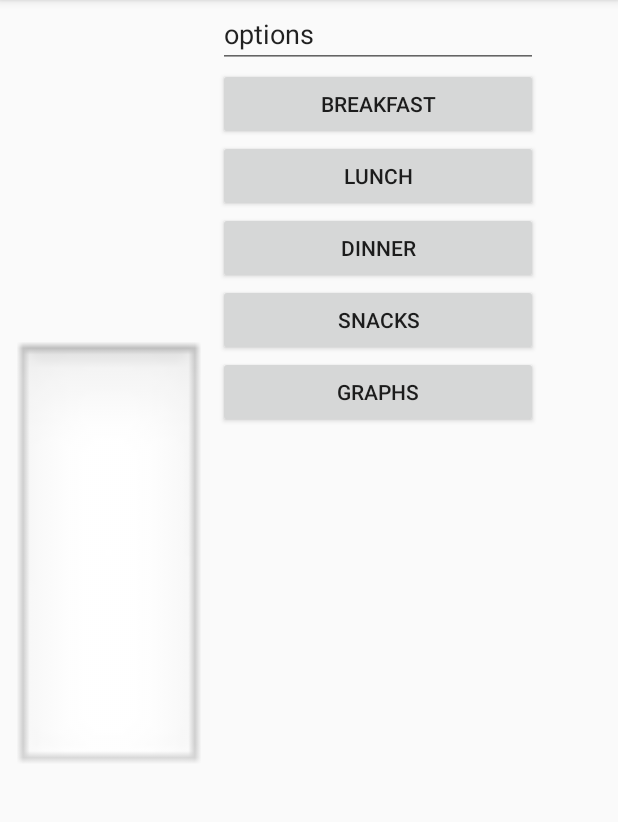
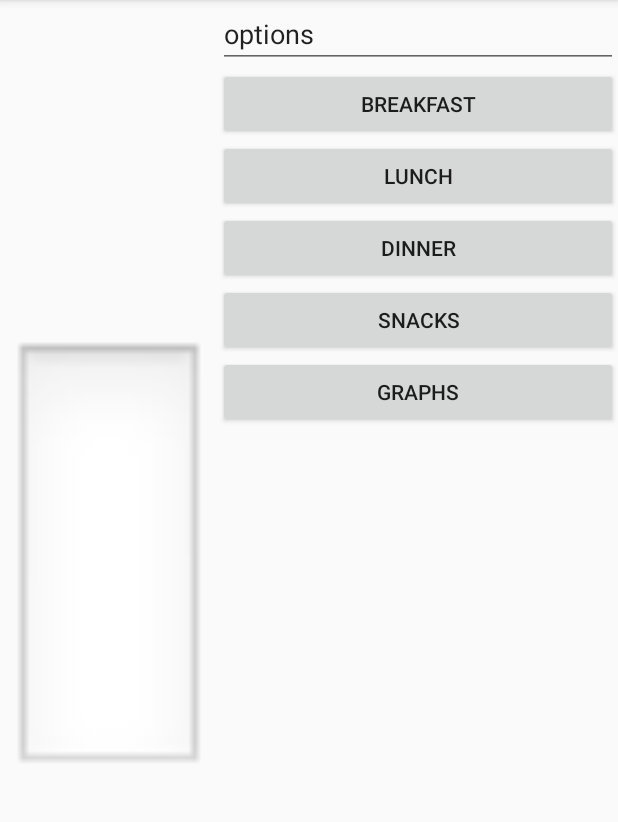
Before and after one commit to KleoG/FitnessAppClone, an Android app: the screen it shows after launch (MainActivity), on a phone screen of 412 x 824 dp, the part 84-906 px from its top. Run offline under Robolectric (Android 15) with nearby library versions, the phone set to English and light mode, and no system bars.

Commit message:
changed table layout to linear layout

```diff
--- a/app/src/main/res/layout/activity_main.xml
+++ b/app/src/main/res/layout/activity_main.xml
@@ -12,7 +12,7 @@
     <FrameLayout
         android:id="@+id/content"
         android:layout_width="match_parent"
-        android:layout_height="0dp"
+        android:layout_height="match_parent"
         android:layout_weight="1">
 
         <LinearLayout
@@ -26,89 +26,58 @@
                 android:layout_height="match_parent"
                 app:srcCompat="@android:drawable/edit_text" />
 
-            <TableLayout
+            <LinearLayout
                 android:layout_width="match_parent"
                 android:layout_height="match_parent"
-                android:layout_weight="1"
-                android:stretchColumns="100">
-
-                <TableRow
-                    android:layout_width="match_parent"
-                    android:layout_height="match_parent">
+                android:orientation="vertical">
 
                 <EditText
                     android:id="@+id/optionsText"
                     android:layout_width="match_parent"
                     android:layout_height="wrap_content"
+                    android:clickable="false"
                     android:contextClickable="false"
                     android:cursorVisible="false"
                     android:ems="10"
-                        android:selectAllOnFocus="false"
-                        android:clickable="false"
                     android:focusable="false"
                     android:focusableInTouchMode="false"
+                    android:selectAllOnFocus="false"
                     android:text="options"
-                        />
-                </TableRow>
-
-                <TableRow
-                    android:layout_width="match_parent"
-                    android:layout_height="match_parent">
+                    android:textColorLink="@android:color/transparent"
+                    android:textIsSelectable="false" />
 
                 <Button
                     android:id="@+id/breaskFastButton"
-                        android:layout_width="wrap_content"
+                    android:layout_width="match_parent"
                     android:layout_height="wrap_content"
                     android:text="Breakfast" />
-                </TableRow>
-
-                <TableRow
-                    android:layout_width="match_parent"
-                    android:layout_height="match_parent">
 
                 <Button
                     android:id="@+id/LunchButton"
-                        android:layout_width="wrap_content"
+                    android:layout_width="match_parent"
                     android:layout_height="wrap_content"
                     android:text="Lunch" />
-                </TableRow>
-
-                <TableRow
-                    android:layout_width="match_parent"
-                    android:layout_height="match_parent">
 
                 <Button
                     android:id="@+id/dinnerButton"
-                        android:layout_width="wrap_content"
+                    android:layout_width="match_parent"
                     android:layout_height="wrap_content"
                     android:text="Dinner" />
 
-                </TableRow>
-
-                <TableRow
-                    android:layout_width="match_parent"
-                    android:layout_height="match_parent">
-
                 <Button
                     android:id="@+id/snackButton"
-                        android:layout_width="wrap_content"
+                    android:layout_width="match_parent"
                     android:layout_height="wrap_content"
                     android:text="snacks" />
-                </TableRow>
-
-                <TableRow
-                    android:layout_width="match_parent"
-                    android:layout_height="match_parent">
 
                 <Button
                     android:id="@+id/graphButton"
-                        android:layout_width="wrap_content"
+                    android:layout_width="match_parent"
                     android:layout_height="wrap_content"
                     android:onClick="goToGraphsPage"
                     android:text="Graphs" />
-                </TableRow>
+            </LinearLayout>
 
-            </TableLayout>
         </LinearLayout>
 
     </FrameLayout>
```
Lines whose indentation alone changed are shown as unchanged.
